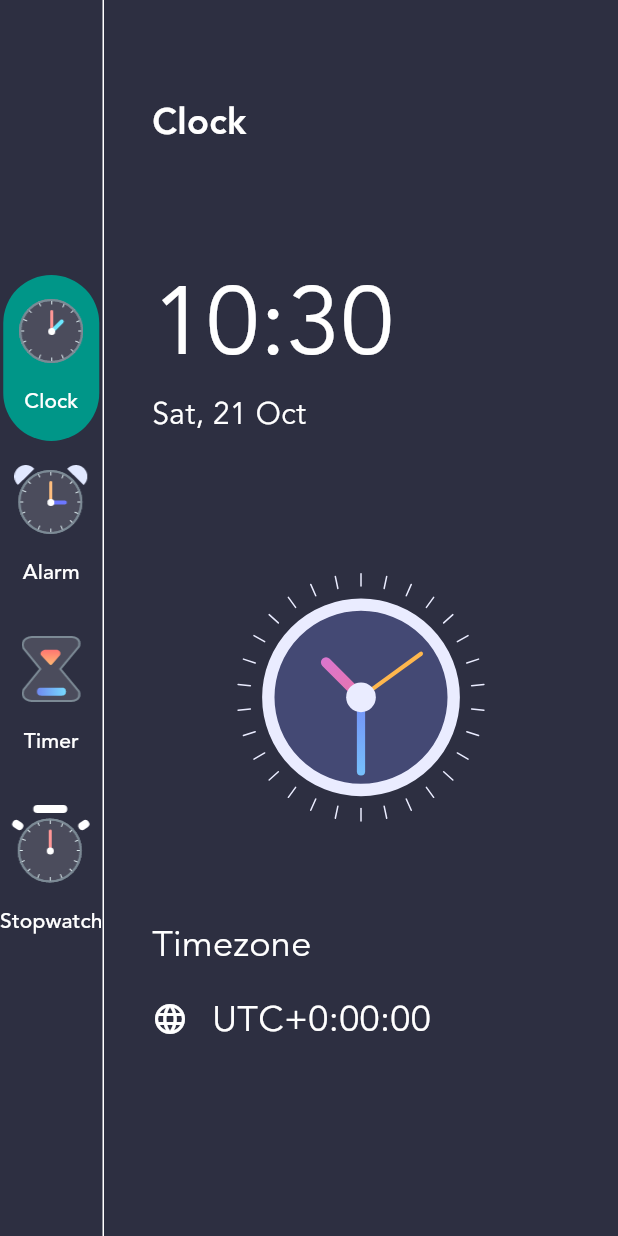
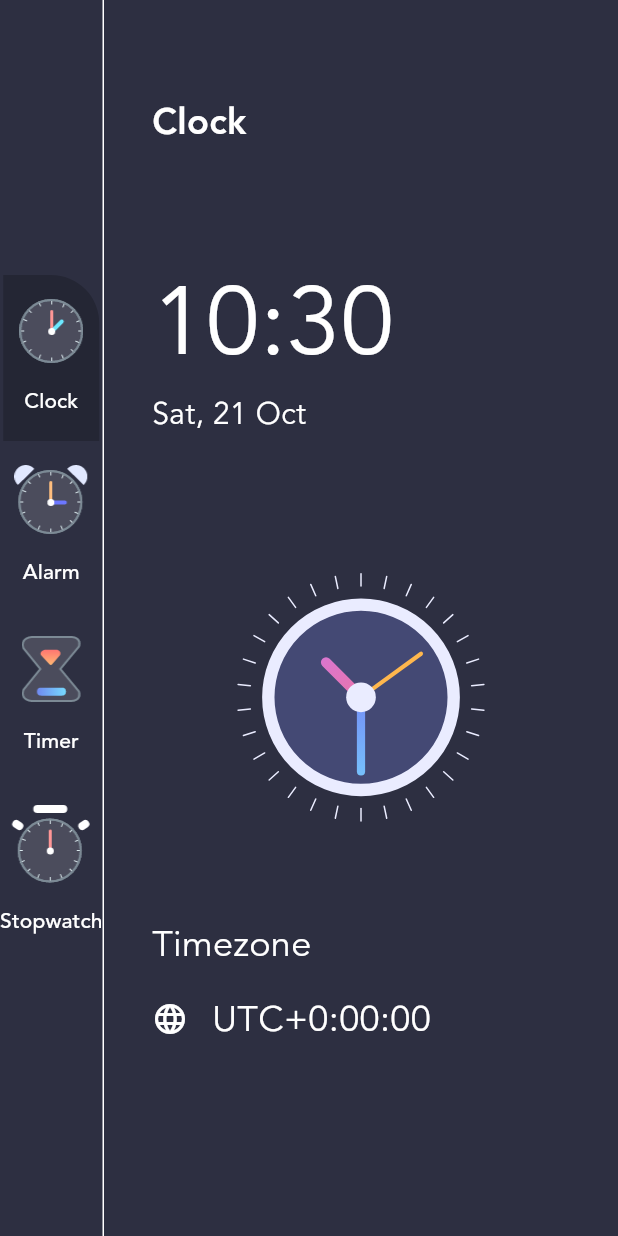
Before and after one commit to Mahender-Kumar/myclock, a Flutter app: the screen it shows after launch, after a tap on "Clock", on a phone screen of 412 x 824 dp. Run offline on Flutter 3.47's test engine with Material 2 defaults, Android fonts, the phone set to English and light mode, and no system bars.

Commit message:
buttons working

```diff
--- /dev/null
+++ b/lib/data.dart
@@ -0,0 +1,13 @@
+import 'package:myclock/enums.dart';
+import 'package:myclock/menu_info.dart';
+
+List<MenuInfo> menuItems = [
+  MenuInfo(MenuType.clock,
+      title: 'Clock', imagesource: 'assets/clock_icon.png'),
+  MenuInfo(MenuType.alarm,
+      title: 'Alarm', imagesource: 'assets/alarm_icon.png'),
+  MenuInfo(MenuType.timer,
+      title: 'Timer', imagesource: 'assets/timer_icon.png'),
+  MenuInfo(MenuType.stopwatch,
+      title: 'Stopwatch', imagesource: 'assets/stopwatch_icon.png'),
+];
--- a/lib/home_page.dart
+++ b/lib/home_page.dart
@@ -1,6 +1,11 @@
 import 'package:flutter/material.dart';
 import 'package:intl/intl.dart';
 import 'package:myclock/clock_view.dart';
+import 'package:myclock/data.dart';
+import 'package:myclock/enums.dart';
+import 'package:myclock/menu_info.dart';
+import 'package:myclock/theme_data.dart';
+import 'package:provider/provider.dart';
 
 class MyHomePage extends StatefulWidget {
   const MyHomePage({super.key, required this.title});
@@ -28,20 +33,27 @@ class _MyHomePageState extends State<MyHomePage> {
         children: [
           Column(
               mainAxisAlignment: MainAxisAlignment.center,
-            children: <Widget>[
-              buildMenuButton('Clock', 'assets/clock_icon.png'),
-              buildMenuButton('Alarm', 'assets/alarm_icon.png'),
-              buildMenuButton('Timer', 'assets/timer_icon.png'),
-              buildMenuButton('Stopwatch', 'assets/stopwatch_icon.png'),
-            ],
+              children: menuItems
+                  .map((currentMenuInfo) => buildMenuButton(currentMenuInfo))
+                  .toList()
+              // <Widget>[
+              //   buildMenuButton('Clock', 'assets/clock_icon.png'),
+              //   buildMenuButton('Alarm', 'assets/alarm_icon.png'),
+              //   buildMenuButton('Timer', 'assets/timer_icon.png'),
+              //   buildMenuButton('Stopwatch', 'assets/stopwatch_icon.png'),
+              // ],
               ),
           const VerticalDivider(
             color: Colors.white,
             width: 1,
           ),
           Expanded(
-            child: Container(
-              padding: const EdgeInsets.symmetric(horizontal: 32, vertical: 64),
+            child: Consumer<MenuInfo>(
+              builder: (BuildContext context, MenuInfo value, Widget? child) {
+                if (value.menuType != MenuType.clock) return Container();
+                return Container(
+                  padding:
+                      const EdgeInsets.symmetric(horizontal: 32, vertical: 64),
                   alignment: Alignment.center,
                   color: const Color(0xFF2D2F41),
                   child: Column(
@@ -135,6 +147,8 @@ class _MyHomePageState extends State<MyHomePage> {
                       ),
                     ],
                   ),
+                );
+              },
             ),
           ),
         ],
@@ -142,28 +156,40 @@ class _MyHomePageState extends State<MyHomePage> {
     );
   }
 
-  Widget buildMenuButton(String title, String imagePath) {
+  Widget buildMenuButton(MenuInfo currentMenuInfo) {
+    return Consumer<MenuInfo>(
+      builder: (BuildContext context, MenuInfo value, Widget? child) {
         return TextButton(
           style: TextButton.styleFrom(
+            shape: const RoundedRectangleBorder(
+                borderRadius: BorderRadius.only(topRight: Radius.circular(32))),
             padding: const EdgeInsets.symmetric(vertical: 16.0),
-          backgroundColor: title == 'Clock' ? Colors.teal : Colors.transparent,
+            backgroundColor: currentMenuInfo.menuType == value.menuType
+                ? CustomColors.menuBackgroundColor
+                : Colors.transparent,
           ),
-        onPressed: () {},
+          onPressed: () {
+            var menuInfo = Provider.of<MenuInfo>(context, listen: false);
+            menuInfo.updateMenu(currentMenuInfo);
+          },
           child: Column(
             children: [
               Image.asset(
-              imagePath,
+                currentMenuInfo.imagesource!,
                 scale: 1.5,
               ),
               const SizedBox(
                 height: 16,
               ),
               Text(
-              title ?? '',
+                currentMenuInfo.title!,
                 style: const TextStyle(
                     fontFamily: 'avenir', color: Colors.white, fontSize: 14),
               )
             ],
-        ));
+          ),
+        );
+      },
+    );
   }
 }
--- a/lib/menu_info.dart
+++ b/lib/menu_info.dart
@@ -4,8 +4,16 @@ import 'package:myclock/enums.dart';
 class MenuInfo extends ChangeNotifier {
   // MenuType menuType;
   late MenuType menuType;
-   String? title;
-   String? imagesource;
+  String? title;
+  String? imagesource;
 
-  MenuInfo(this.menuType,{ this.title, this.imagesource});
+  MenuInfo(this.menuType, {this.title, this.imagesource});
+
+  updateMenu(MenuInfo menuInfo) {
+    menuType = menuInfo.menuType;
+    title = menuInfo.title;
+    imagesource = menuInfo.imagesource;
+
+    notifyListeners();
+  }
 }
--- /dev/null
+++ b/lib/theme_data.dart
@@ -0,0 +1,40 @@
+import 'package:flutter/material.dart';
+
+class CustomColors {
+  static Color primaryTextColor = Colors.white;
+  static Color dividerColor = Colors.white54;
+  static Color pageBackgroundColor = const Color(0xFF2D2F41);
+  static Color menuBackgroundColor = const Color(0xFF242634);
+
+  static Color clockBG = const Color(0xFF444974);
+  static Color clockOutline = const Color(0xFFEAECFF);
+  static Color secHandColor = Colors.orange[300]!;
+  static Color minHandStatColor = const Color(0xFF748EF6);
+  static Color minHandEndColor = const Color(0xFF77DDFF);
+  static Color hourHandStatColor = const Color(0xFFC279FB);
+  static Color hourHandEndColor = const Color(0xFFEA74AB);
+}
+
+class GradientColors {
+  final List<Color> colors;
+  GradientColors(this.colors);
+
+  static List<Color> sky = [const Color(0xFF6448FE), const Color(0xFF5FC6FF)];
+  static List<Color> sunset = [
+    const Color(0xFFFE6197),
+    const Color(0xFFFFB463)
+  ];
+  static List<Color> sea = [const Color(0xFF61A3FE), const Color(0xFF63FFD5)];
+  static List<Color> mango = [const Color(0xFFFFA738), const Color(0xFFFFE130)];
+  static List<Color> fire = [const Color(0xFFFF5DCD), const Color(0xFFFF8484)];
+}
+
+class GradientTemplate {
+  static List<GradientColors> gradientTemplate = [
+    GradientColors(GradientColors.sky),
+    GradientColors(GradientColors.sunset),
+    GradientColors(GradientColors.sea),
+    GradientColors(GradientColors.mango),
+    GradientColors(GradientColors.fire),
+  ];
+}
```
Lines whose indentation alone changed are shown as unchanged.
